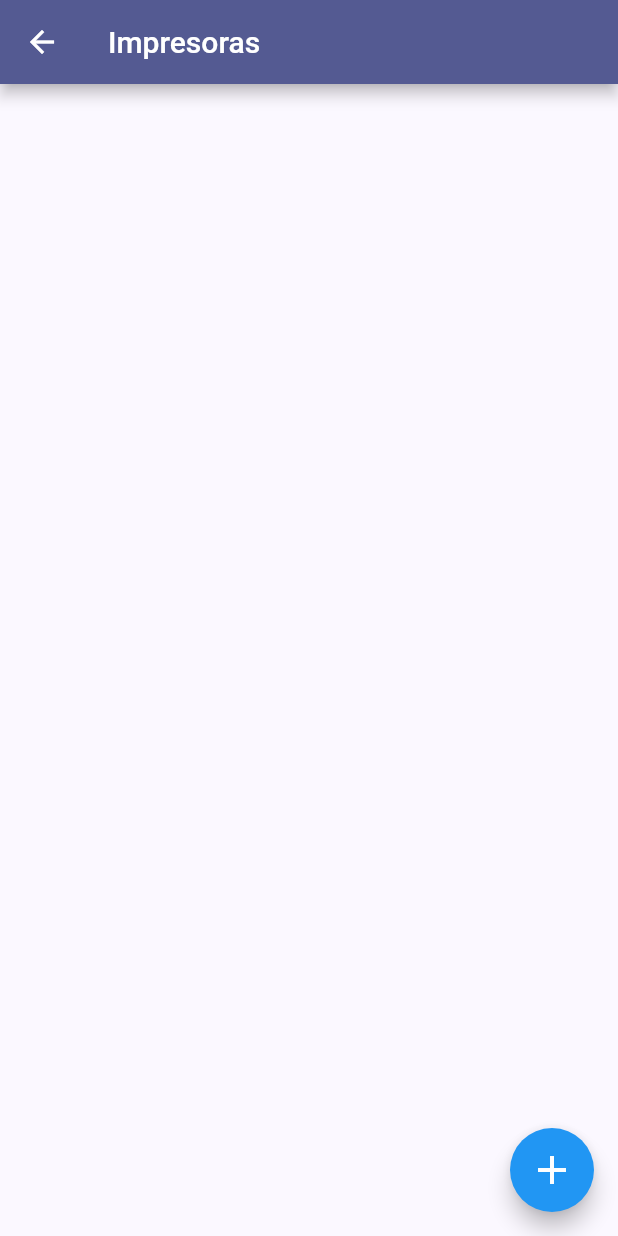
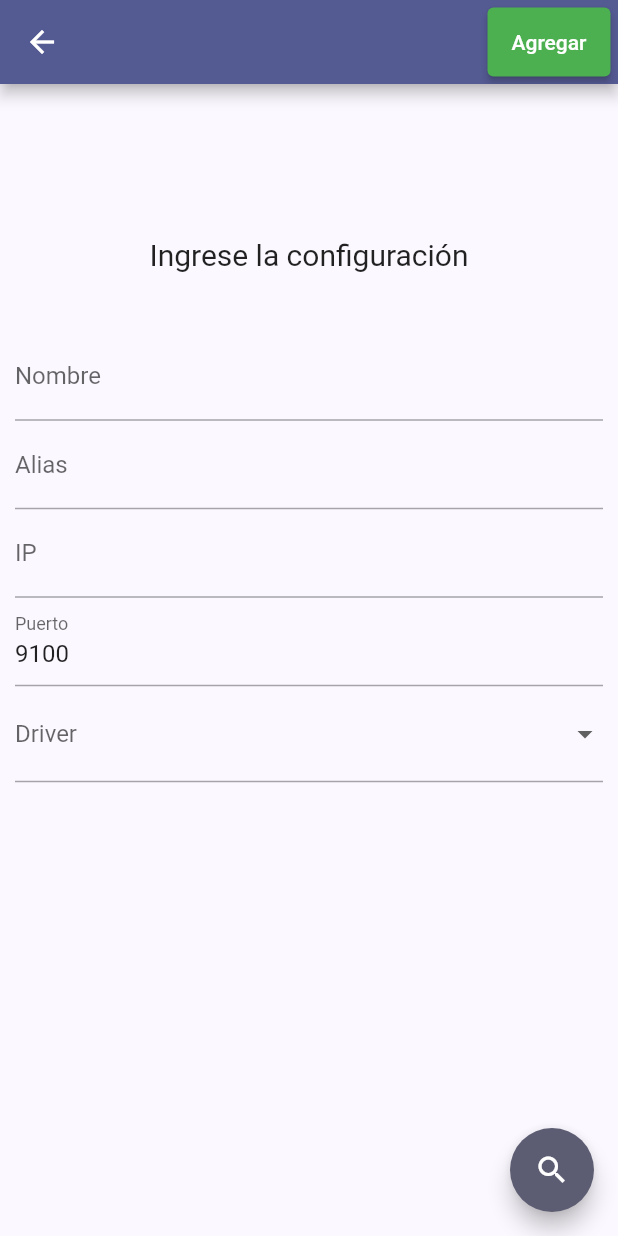
Before and after one commit to spetrungaro/paxa_print, a Flutter app: the PrintersScreen screen opened directly, after a tap on the "add" icon, on a phone screen of 412 x 824 dp. Run offline on Flutter 3.47's test engine with Material 2 defaults, Android fonts, the phone set to English and light mode, and no system bars; our stand-ins replace hive_flutter; missing offline and left inert: esc_pos_utils, flutter_background; accounts and stored records are empty.

Commit message:
Hive config

```diff
--- a/lib/app.dart
+++ b/lib/app.dart
@@ -54,8 +54,9 @@ class _AppState extends State<App> {
         title: Text('IP: $ip'),
       ),
       floatingActionButton: FloatingActionButton(
-        onPressed: () {
+        onPressed: () async {
           if (!_running) {
+            await handler.discover();
             handler.startServer();
             ScaffoldMessenger.of(context).showSnackBar(
               notificationSnackBar('Servidor iniciado'),
--- /dev/null
+++ b/lib/screens/printer_add_screen.dart
@@ -0,0 +1,138 @@
+import 'package:flutter/material.dart';
+import 'package:hive_flutter/hive_flutter.dart';
+import 'package:paxa_print/utils/uuid_assignment.dart';
+
+class PrinterAddScreen extends StatefulWidget {
+  final dynamic onCreate;
+  const PrinterAddScreen(this.onCreate, {super.key});
+
+  @override
+  State<PrinterAddScreen> createState() => _PrinterAddScreenState();
+}
+
+class _PrinterAddScreenState extends State<PrinterAddScreen> {
+  String? alias;
+  String? name;
+  String? ip;
+  int? port = 9100;
+  String driver = 'ReceiptDirectJet';
+  String uuid = UuidAssignment.v4();
+
+  Box printersBox = Hive.box('printers');
+
+  final _formKey = GlobalKey<FormState>();
+  @override
+  Widget build(BuildContext context) {
+    print(uuid);
+    return Scaffold(
+      floatingActionButton: FloatingActionButton(
+        child: const Icon(Icons.search),
+        onPressed: () {},
+      ),
+      appBar: AppBar(actions: [
+        Padding(
+          padding: const EdgeInsets.symmetric(vertical: 5, horizontal: 5),
+          child: ElevatedButton(
+            style: const ButtonStyle(
+                backgroundColor: MaterialStatePropertyAll(Colors.green)),
+            child: const Text('Agregar'),
+            onPressed: () {
+              if (_formKey.currentState!.validate()) {
+                var printerInfo = {
+                  'name': name,
+                  'alias': alias,
+                  'port': port,
+                  'ip': ip,
+                  'driver': driver
+                };
+                widget.onCreate(uuid, printerInfo);
+
+                Navigator.pop(context);
+              }
+            },
+          ),
+        )
+      ]),
+      body: Form(
+          key: _formKey,
+          child: Padding(
+            padding:
+                const EdgeInsets.only(top: 0, left: 10, right: 10, bottom: 200),
+            child: Column(
+              mainAxisAlignment: MainAxisAlignment.center,
+              crossAxisAlignment: CrossAxisAlignment.center,
+              children: <Widget>[
+                const Padding(
+                  padding: EdgeInsets.only(bottom: 40),
+                  child: Text(
+                    'Ingrese la configuración',
+                    style: TextStyle(fontSize: 20),
+                  ),
+                ),
+                TextFormField(
+                  decoration: const InputDecoration(label: Text('Nombre')),
+                  validator: (value) {
+                    if (value == null || value.isEmpty) {
+                      return 'Debe completar este campo';
+                    }
+                    return null;
+                  },
+                  onChanged: (value) => name = value,
+                ),
+                TextFormField(
+                  decoration: const InputDecoration(label: Text('Alias')),
+                  validator: (value) {
+                    if (value == null || value.isEmpty) {
+                      return 'Debe completar este campo';
+                    }
+                    return null;
+                  },
+                  onChanged: (value) => alias = value,
+                ),
+                TextFormField(
+                  decoration: const InputDecoration(label: Text('IP')),
+                  validator: (value) {
+                    if (value == null || value.isEmpty) {
+                      return 'Debe completar este campo';
+                    }
+                    return null;
+                  },
+                  onChanged: (value) => ip = value,
+                ),
+                TextFormField(
+                  keyboardType: TextInputType.number,
+                  initialValue: '9100',
+                  decoration: const InputDecoration(label: Text('Puerto')),
+                  validator: (value) {
+                    if (value == null || value.isEmpty) {
+                      return 'Debe completar este campo';
+                    } else if (int.tryParse(value) == null) {
+                      return 'Solo puede ingresar números';
+                    }
+                    return null;
+                  },
+                  onChanged: (value) => port = int.tryParse(value),
+                ),
+                DropdownButtonFormField(
+                    decoration: const InputDecoration(label: Text('Driver')),
+                    items: const [
+                      DropdownMenuItem<String>(
+                        value: 'ReceiptDirectJet',
+                        child: Text('Comandera'),
+                      ),
+                      DropdownMenuItem<String>(
+                        value: 'Fiscalberry',
+                        child: Text('Proxy'),
+                      ),
+                    ],
+                    onChanged: (value) {
+                      if (value != null) {
+                        driver = value;
+                      }
+                    }),
+              ],
+            ),
+          )),
+    );
+  }
+}
--- a/lib/screens/printers_screen.dart
+++ b/lib/screens/printers_screen.dart
@@ -1,5 +1,7 @@
 import 'package:flutter/material.dart';
 import 'package:hive_flutter/hive_flutter.dart';
+import 'package:paxa_print/components/notification_snack_bar.dart';
+import 'package:paxa_print/screens/printer_add_screen.dart';
 
 import '../components/printer_tile.dart';
 
@@ -14,26 +16,28 @@ class PrintersScreen extends StatefulWidget {
 
 class _PrintersScreenState extends State<PrintersScreen> {
   final Box printersBox = Hive.box('printers');
-  late Iterable printerAliases;
+  late Iterable printerIds;
 
   @override
   void initState() {
-    printerAliases = printersBox.keys;
-    for (dynamic key in printerAliases) {
-      print(key);
-    }
-    print(printerAliases);
     super.initState();
   }
 
   @override
   Widget build(BuildContext context) {
+    printerIds = Hive.box('printers').keys;
     return Scaffold(
       appBar: AppBar(
         title: const Text('Impresoras'),
       ),
       floatingActionButton: FloatingActionButton(
-        onPressed: () {},
+        onPressed: () {
+          Navigator.push(
+            context,
+            MaterialPageRoute(
+                builder: ((context) => PrinterAddScreen(createPrinter))),
+          );
+        },
         backgroundColor: Colors.blue,
         child: const Icon(Icons.add, size: 32),
       ),
@@ -42,10 +46,25 @@ class _PrintersScreenState extends State<PrintersScreen> {
               context: context,
               color: Colors.grey.shade300,
               tiles: [
-            ...printerAliases.map(
-              (alias) => PrinterTile(printersBox.get(alias)),
+            ...printerIds.map(
+              (id) => PrinterTile(printersBox.get(id), id, deletePrinter),
             ),
           ]).toList()),
     );
   }
+
+  void createPrinter(String uuid, Map printerInfo) {
+    printersBox.put(uuid, printerInfo);
+    setState(() {});
+    ScaffoldMessenger.of(context).showSnackBar(
+        notificationSnackBar('Impresora ${printerInfo['name']} añadida'));
+  }
+
+  void deletePrinter(String key) async {
+    printersBox.delete(key).then((value) {
+      setState(() {});
+      ScaffoldMessenger.of(context)
+          .showSnackBar(notificationSnackBar('Impresora Eliminada'));
+    });
+  }
 }
```
Also changed, not shown: lib/api/request_handler.dart (+19 -0 lines), lib/components/printer_tile.dart (+8 -4 lines), lib/main.dart (+14 -13 lines), lib/screens/printers_search_screen.dart (added, +16 -0 lines).
